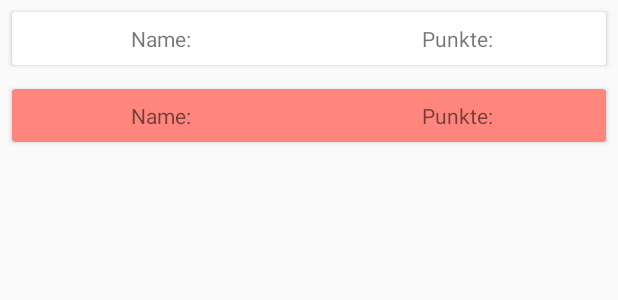
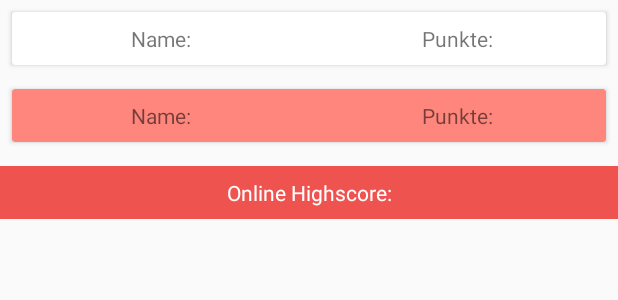
Before and after one commit to campusjagd/Campusjagd, an Android app: the layout fragment_highscore.xml on its own in the app's theme, with its tools: preview values and no code run, on a phone screen of 412 x 824 dp. Shown: the top 300 px of the screen. Run offline under Robolectric (Android 15) with nearby library versions, the phone set to English and light mode, and no system bars.

Commit message:
Add online functionality for the highscore fragment. (I online implementet the interface of Chris in the UI :-D)

```diff
--- a/app/src/main/res/layout/fragment_highscore.xml
+++ b/app/src/main/res/layout/fragment_highscore.xml
@@ -82,6 +82,7 @@
         app:layout_constraintTop_toBottomOf="@+id/cardView2">
 
         <android.support.constraint.ConstraintLayout
+            android:id="@+id/highscore_own_player_bar"
             android:layout_width="match_parent"
             android:layout_height="wrap_content">
 
@@ -130,12 +131,38 @@
         android:layout_width="match_parent"
         android:layout_height="0dp"
         android:layout_marginStart="8dp"
-        android:layout_marginTop="8dp"
+        android:layout_marginTop="16dp"
         android:layout_marginEnd="8dp"
         android:layout_marginBottom="8dp"
         app:layout_constraintBottom_toBottomOf="parent"
         app:layout_constraintEnd_toEndOf="parent"
         app:layout_constraintStart_toStartOf="parent"
-        app:layout_constraintTop_toBottomOf="@+id/highscore_table_header" />
+        app:layout_constraintTop_toBottomOf="@+id/highscore_seperation_bar" />
+
+    <android.support.constraint.ConstraintLayout
+        android:id="@+id/highscore_seperation_bar"
+        android:layout_width="match_parent"
+        android:layout_height="35dp"
+        android:layout_marginTop="16dp"
+        android:background="@color/colorPrimary"
+        app:layout_constraintEnd_toEndOf="parent"
+        app:layout_constraintStart_toStartOf="parent"
+        app:layout_constraintTop_toBottomOf="@+id/highscore_table_header">
+
+        <TextView
+            android:id="@+id/textView3"
+            android:layout_width="wrap_content"
+            android:layout_height="wrap_content"
+            android:layout_marginStart="8dp"
+            android:layout_marginTop="8dp"
+            android:layout_marginEnd="8dp"
+            android:layout_marginBottom="8dp"
+            android:text="@string/highscore_header_online"
+            android:textColor="@color/white"
+            app:layout_constraintBottom_toBottomOf="parent"
+            app:layout_constraintEnd_toEndOf="parent"
+            app:layout_constraintStart_toStartOf="parent"
+            app:layout_constraintTop_toTopOf="parent" />
+    </android.support.constraint.ConstraintLayout>
 
 </android.support.constraint.ConstraintLayout>
--- a/app/src/main/res/layout/item_highscore_player.xml
+++ b/app/src/main/res/layout/item_highscore_player.xml
@@ -14,6 +14,7 @@
     xmlns:app="http://schemas.android.com/apk/res-auto">
 
     <android.support.constraint.ConstraintLayout
+        android:id="@+id/item_highscore_layout"
         android:layout_width="match_parent"
         android:layout_height="wrap_content">
 
--- a/app/src/main/res/values/colors.xml
+++ b/app/src/main/res/values/colors.xml
@@ -1,9 +1,10 @@
 <?xml version="1.0" encoding="utf-8"?>
 <resources>
-    <color name="colorPrimary">#ef5350</color>
-    <color name="colorPrimaryDark">#b61827</color>
+    <color name="colorPrimary">#EF5350</color>
+    <color name="colorPrimaryDark">#B61827</color>
     <color name="colorAccent">#ff867c</color>
 
-    <color name="black">#000</color>
+    <color name="black">#000000</color>
+    <color name="white">#FFF</color>
     <color name="colorLightAccent">#ff867c</color>
 </resources>
--- a/app/src/main/res/values/strings.xml
+++ b/app/src/main/res/values/strings.xml
@@ -20,6 +20,7 @@
     <!-- Highscore Fragment -->
     <string name="highscore_header_name">Name:</string>
     <string name="highscore_header_points">Punkte:</string>
+    <string name="highscore_header_online">Online Highscore:</string>
 
     <!-- Menu toolbar header-->
     <string name="stats_header">Gefundene POIs</string>
```
Also changed, not shown: app/src/main/java/de/tubs/campusjagd/view/adapter/HighscoreAdapter.java (+18 -3 lines), app/src/main/java/de/tubs/campusjagd/view/fragments/HighscoreFragment.java (+60 -22 lines). Lines whose indentation alone changed are shown as unchanged.
